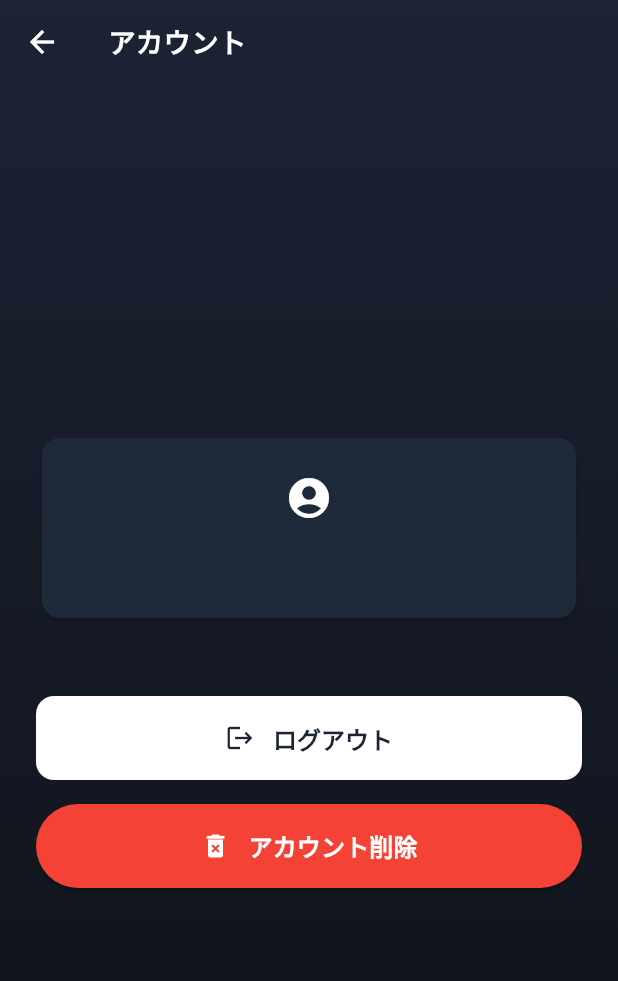
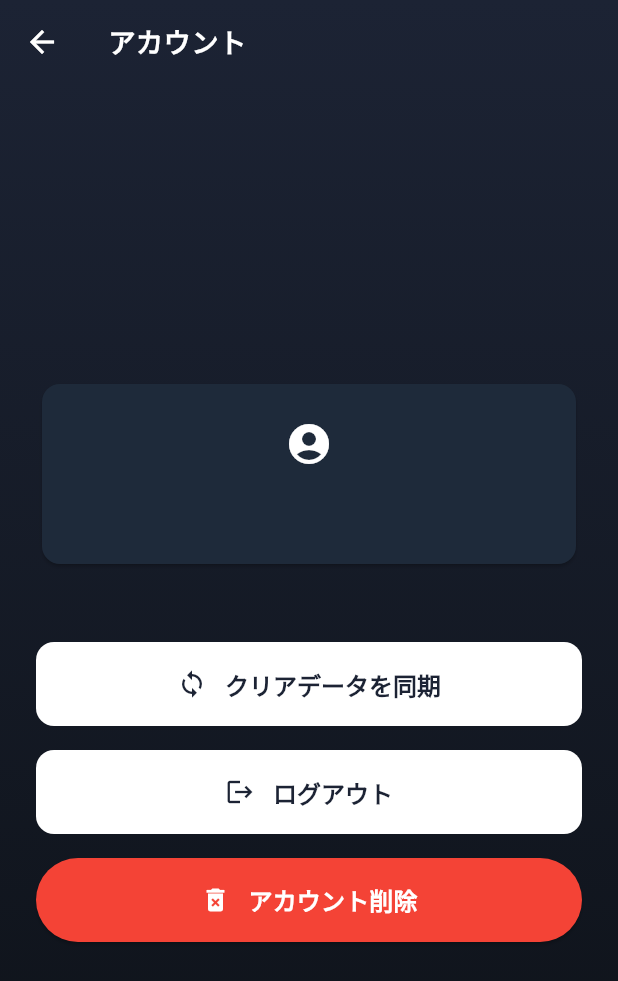
Before and after one commit to noboru-i/kyouen-flutter, a Flutter app: the WebTitlePage screen opened directly, after a tap on "アカウント", on a phone screen of 412 x 824 dp. Shown: the top 981 px of the screen. Run offline on Flutter 3.47's test engine with Material 3 defaults, Android fonts, the phone set to English and light mode, and no system bars; our stand-ins replace app_links, chopper, firebase_auth, firebase_core, firebase_crashlytics, firebase_messaging and 7 more; missing offline and left inert: kyouen; accounts and stored records are empty; generated files the repository leaves out were written again; network calls fail.

Commit message:
Improve stage clear data management with server sync
- Fix critical bug: insertAll used REPLACE strategy which reset clear_flag
  to 0 every time stages were fetched from the API. Add insertOrUpdateStages
  to DAO that preserves clear_flag/clear_date for existing records.
- Fix offline clearStage: wrap API call in try-catch so the local DB is
  always updated even when the device is offline; the clear will sync later.
- Add syncStages flow: after syncing local clears to server, update local DB
  with the server's merged cleared-stage list via new updateClearStatuses DAO
  method.
- Auto-sync after login: AccountService calls syncStages immediately after a
  successful login so the local DB reflects server-side clears.
- Add sync button to AccountPage so users can manually trigger a sync.
- Add stageCountProvider (watches clearedStageNumbersProvider) so the
  progress bar on the title screen refreshes reactively after any sync.

https://claude.ai/code/session_01Qr22tD1H8QrtvnYSobwsLW

```diff
--- a/lib/src/features/account/account_page.dart
+++ b/lib/src/features/account/account_page.dart
@@ -1,6 +1,7 @@
 import 'package:firebase_auth/firebase_auth.dart';
 import 'package:flutter/material.dart';
 import 'package:flutter_riverpod/flutter_riverpod.dart';
+import 'package:kyouen_flutter/src/data/repository/stage_repository.dart';
 import 'package:kyouen_flutter/src/features/account/account_service.dart';
 import 'package:kyouen_flutter/src/widgets/common/background_widget.dart';
 import 'package:kyouen_flutter/src/widgets/theme/app_theme.dart';
@@ -163,6 +164,28 @@ class _LogoutView extends ConsumerWidget {
             ),
           ),
           const SizedBox(height: 48),
+          // Sync button
+          SizedBox(
+            height: 56,
+            child: FilledButton.tonal(
+              onPressed: () => _syncStages(context, ref),
+              child: const Row(
+                mainAxisAlignment: MainAxisAlignment.center,
+                children: [
+                  Icon(Icons.sync, size: 20),
+                  SizedBox(width: 12),
+                  Text(
+                    'クリアデータを同期',
+                    style: TextStyle(
+                      fontSize: 16,
+                      fontWeight: FontWeight.w600,
+                    ),
+                  ),
+                ],
+              ),
+            ),
+          ),
+          const SizedBox(height: 16),
           // Logout button
           SizedBox(
             height: 56,
@@ -216,6 +239,45 @@ class _LogoutView extends ConsumerWidget {
         ],
       ),
     );
+  }
+
+  Future<void> _syncStages(BuildContext context, WidgetRef ref) async {
+    // ignore: unawaited_futures
+    showDialog<void>(
+      context: context,
+      barrierDismissible: false,
+      builder: (context) => const AlertDialog(
+        content: Column(
+          mainAxisSize: MainAxisSize.min,
+          children: [
+            CircularProgressIndicator(),
+            SizedBox(height: 16),
+            Text('同期中...'),
+          ],
+        ),
+      ),
+    );
+
+    try {
+      final stageRepository = await ref.read(stageRepositoryProvider.future);
+      await stageRepository.syncStages();
+      ref.invalidate(clearedStageNumbersProvider);
+      ref.invalidate(stageCountProvider);
+
+      if (context.mounted) {
+        Navigator.of(context).pop();
+        ScaffoldMessenger.of(context).showSnackBar(
+          const SnackBar(content: Text('クリアデータを同期しました')),
+        );
+      }
+    } on Exception catch (e) {
+      if (context.mounted) {
+        Navigator.of(context).pop();
+        ScaffoldMessenger.of(context).showSnackBar(
+          SnackBar(content: Text('同期に失敗しました: $e')),
+        );
+      }
+    }
   }
 
   void _showDeleteAccountDialog(BuildContext context, WidgetRef ref) {
--- a/lib/src/features/title/web_title_page.dart
+++ b/lib/src/features/title/web_title_page.dart
@@ -335,12 +335,12 @@ class _ActivitiesDisplay extends ConsumerWidget {
 class _WebStageCountDisplay extends ConsumerWidget {
   @override
   Widget build(BuildContext context, WidgetRef ref) {
-    final stageRepositoryAsync = ref.watch(stageRepositoryProvider);
+    final stageCountAsync = ref.watch(stageCountProvider);
     final totalAsync = ref.watch(totalStageCountProvider);
 
     final totalCount = totalAsync.asData?.value ?? 0;
 
-    return stageRepositoryAsync.when(
+    return stageCountAsync.when(
       loading: () => Container(
         padding: const EdgeInsets.symmetric(horizontal: 20, vertical: 10),
         decoration: BoxDecoration(
@@ -353,7 +353,7 @@ class _WebStageCountDisplay extends ConsumerWidget {
           style: TextStyle(fontSize: 14, color: Colors.white54),
         ),
       ),
-      error: (error, _) => Container(
+      error: (_, __) => Container(
         padding: const EdgeInsets.symmetric(horizontal: 20, vertical: 10),
         decoration: BoxDecoration(
           color: Colors.white.withValues(alpha: 0.06),
@@ -367,61 +367,10 @@ class _WebStageCountDisplay extends ConsumerWidget {
           style: TextStyle(fontSize: 14, color: Color(0xFFE53935)),
         ),
       ),
-      data: (repository) => FutureBuilder<Map<String, int>>(
-        future: repository.getStageCount(),
-        builder: (context, snapshot) {
-          if (snapshot.connectionState == ConnectionState.waiting &&
-              totalCount == 0) {
+      data: (stageCount) {
+        final clearedCount = stageCount['clear_count'] ?? 0;
         return Container(
-              padding: const EdgeInsets.symmetric(
-                horizontal: 20,
-                vertical: 10,
-              ),
-              decoration: BoxDecoration(
-                color: Colors.white.withValues(alpha: 0.10),
-                borderRadius: BorderRadius.circular(12),
-                border: Border.all(
-                  color: Colors.white.withValues(alpha: 0.08),
-                ),
-              ),
-              child: const Text(
-                'ステージ情報を読み込み中...',
-                style: TextStyle(fontSize: 14, color: Colors.white54),
-              ),
-            );
-          }
-
-          if (snapshot.hasError) {
-            return Container(
-              padding: const EdgeInsets.symmetric(
-                horizontal: 20,
-                vertical: 10,
-              ),
-              decoration: BoxDecoration(
-                color: Colors.white.withValues(alpha: 0.06),
-                borderRadius: BorderRadius.circular(12),
-                border: Border.all(
-                  color: const Color(0xFFE53935).withValues(alpha: 0.4),
-                ),
-              ),
-              child: const Text(
-                'ステージ情報取得エラー',
-                style: TextStyle(
-                  fontSize: 14,
-                  color: Color(0xFFE53935),
-                ),
-              ),
-            );
-          }
-
-          final stageCount = snapshot.data ?? {};
-          final clearedCount = stageCount['clear_count'] ?? 0;
-
-          return Container(
-            padding: const EdgeInsets.symmetric(
-              horizontal: 20,
-              vertical: 10,
-            ),
+          padding: const EdgeInsets.symmetric(horizontal: 20, vertical: 10),
           decoration: BoxDecoration(
             color: AppTheme.accentColor.withValues(alpha: 0.15),
             borderRadius: BorderRadius.circular(12),
@@ -439,7 +388,6 @@ class _WebStageCountDisplay extends ConsumerWidget {
           ),
         );
       },
-      ),
     );
   }
 }
```
Also changed, not shown: lib/src/data/local/dao/tume_kyouen_dao.dart (+32 -0 lines), lib/src/data/repository/stage_repository.dart (+32 -13 lines), lib/src/features/account/account_service.dart (+12 -0 lines), lib/src/features/stage/stage_service.dart (+4 -5 lines), lib/src/features/title/native_title_page.dart (+7 -23 lines). Lines whose indentation alone changed are shown as unchanged.
